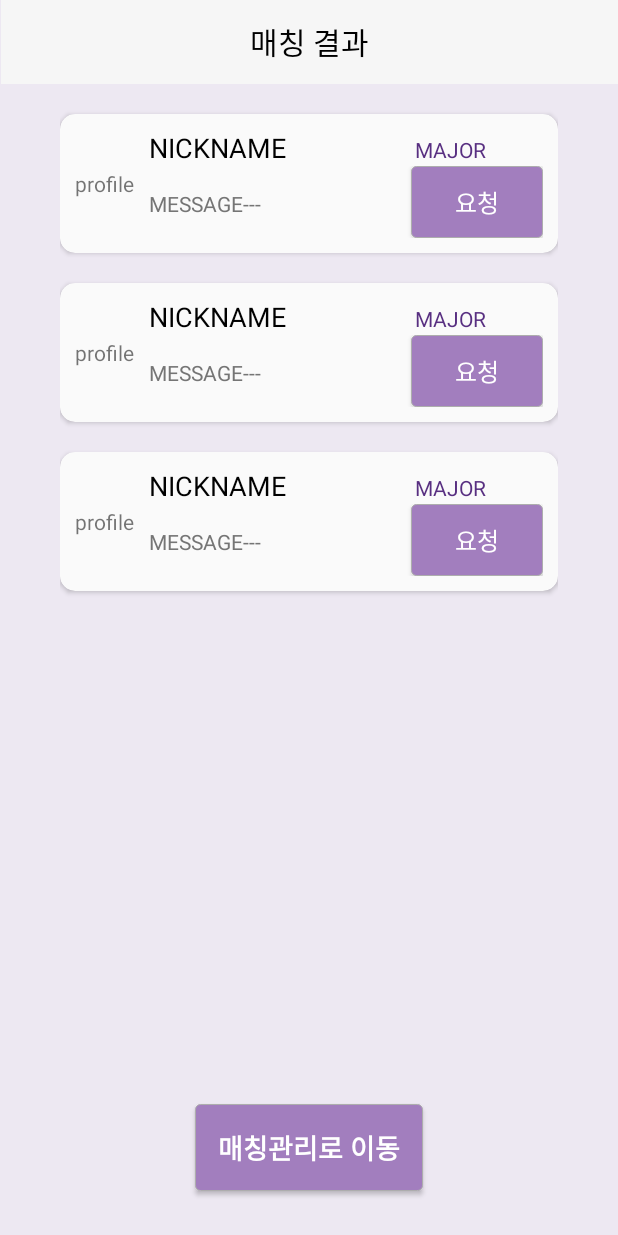
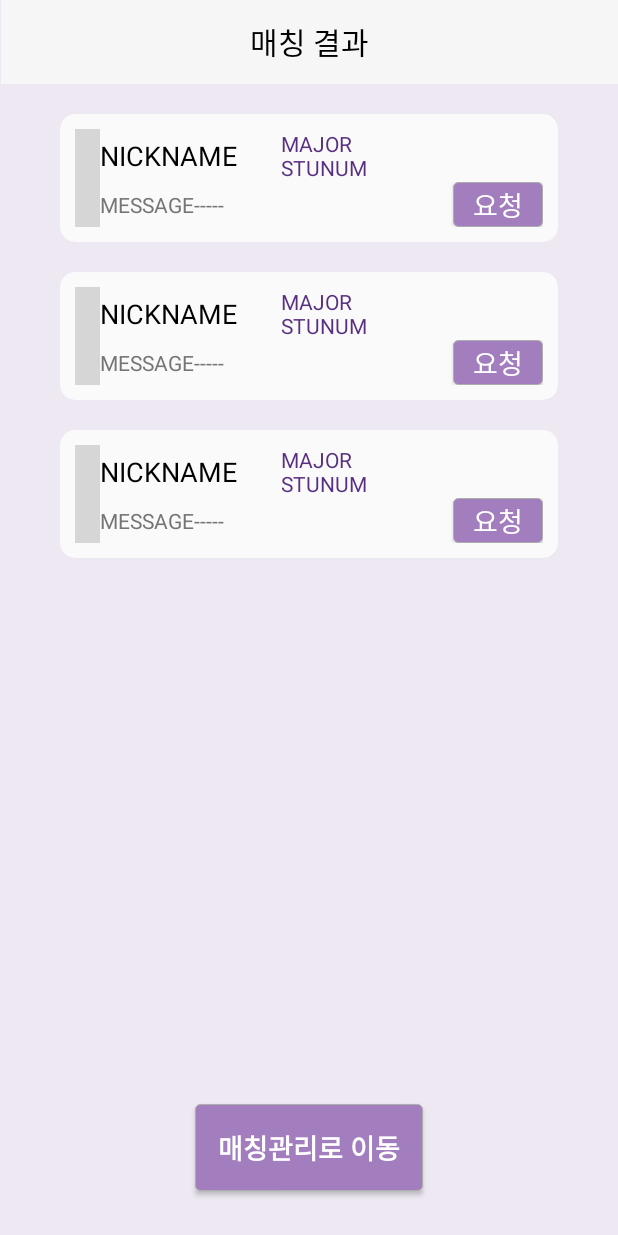
Before and after one commit to SujungMate/SujungMate-Android, an Android app: the layout activity_mate_search.xml on its own in the app's theme, with its tools: preview values and no code run, on a phone screen of 412 x 824 dp. Run offline under Robolectric (Android 15) with nearby library versions, the light colour scheme and no system bars; grey boxes are pictures that could not be loaded.

Commit message:
작업 : 검색 결과 없음 완료, 보낸 요청 처리 과정 진행중 수정 : xml수정 - cardView 디자인, 소분류

```diff
--- a/app/build.gradle
+++ b/app/build.gradle
@@ -14,6 +14,7 @@ android {
         targetSdkVersion 30
         versionCode 1
         versionName "1.0"
+        vectorDrawables.useSupportLibrary = true
 
         testInstrumentationRunner "androidx.test.runner.AndroidJUnitRunner"
     }
--- /dev/null
+++ b/app/src/main/res/drawable/button_deactivation.xml
@@ -0,0 +1,9 @@
+<?xml version="1.0" encoding="utf-8"?>
+<shape xmlns:android="http://schemas.android.com/apk/res/android">
+    android:shape="rectangle">
+    <solid android:color="#858585" />
+    <corners android:radius="3dp" />
+    <stroke
+        android:width="0.3dp"
+        android:color="#ADADAD" />
+</shape>
--- /dev/null
+++ b/app/src/main/res/drawable/ic_baseline_error_outline_24.xml
@@ -0,0 +1,5 @@
+<vector android:height="120dp" android:tint="#656565"
+    android:viewportHeight="24" android:viewportWidth="24"
+    android:width="120dp" xmlns:android="http://schemas.android.com/apk/res/android">
+    <path android:fillColor="@android:color/white" android:pathData="M11,15h2v2h-2zM11,7h2v6h-2zM11.99,2C6.47,2 2,6.48 2,12s4.47,10 9.99,10C17.52,22 22,17.52 22,12S17.52,2 11.99,2zM12,20c-4.42,0 -8,-3.58 -8,-8s3.58,-8 8,-8 8,3.58 8,8 -3.58,8 -8,8z"/>
+</vector>
--- a/app/src/main/res/layout/activity_mate_search.xml
+++ b/app/src/main/res/layout/activity_mate_search.xml
@@ -64,11 +64,38 @@
         android:layout_height="0dp"
         android:layout_marginBottom="10dp"
         android:paddingTop="10dp"
+        app:layoutManager="androidx.recyclerview.widget.LinearLayoutManager"
         app:layout_constraintBottom_toTopOf="@+id/goMateManage"
         app:layout_constraintEnd_toStartOf="@+id/guideline7"
         app:layout_constraintStart_toStartOf="@+id/guideline5"
         app:layout_constraintTop_toBottomOf="@+id/toolbar_mateSearch"
         tools:listitem="@layout/user_item" />
 
+    <ImageView
+        android:id="@+id/errorImg"
+        android:layout_width="wrap_content"
+        android:layout_height="wrap_content"
+        android:visibility="gone"
+        app:layout_constraintBottom_toTopOf="@+id/goMateManage"
+        app:layout_constraintEnd_toStartOf="@+id/guideline7"
+        app:layout_constraintStart_toStartOf="@+id/guideline5"
+        app:layout_constraintTop_toBottomOf="@+id/toolbar_mateSearch"
+        app:layout_constraintVertical_bias="0.3"
+        app:srcCompat="@drawable/ic_baseline_error_outline_24" />
+
+    <TextView
+        android:id="@+id/noResult"
+        android:layout_width="wrap_content"
+        android:layout_height="wrap_content"
+        android:text="@string/text_error_noMatch"
+        android:textColor="#656565"
+        android:textSize="24sp"
+        android:visibility="gone"
+        app:layout_constraintBottom_toTopOf="@+id/goMateManage"
+        app:layout_constraintEnd_toStartOf="@+id/guideline7"
+        app:layout_constraintStart_toStartOf="@+id/guideline5"
+        app:layout_constraintTop_toBottomOf="@+id/errorImg"
+        app:layout_constraintVertical_bias="0.1" />
+
 
 </androidx.constraintlayout.widget.ConstraintLayout>
--- a/app/src/main/res/layout/user_item.xml
+++ b/app/src/main/res/layout/user_item.xml
@@ -1,6 +1,7 @@
 <?xml version="1.0" encoding="utf-8"?>
 <androidx.cardview.widget.CardView xmlns:android="http://schemas.android.com/apk/res/android"
     xmlns:app="http://schemas.android.com/apk/res-auto"
+    xmlns:tools="http://schemas.android.com/tools"
     android:layout_width="match_parent"
     android:layout_height="wrap_content"
     android:layout_marginTop="10dp"
@@ -13,68 +14,77 @@
         android:layout_width="match_parent"
         android:layout_height="match_parent"
         android:orientation="horizontal"
-        android:padding="10dp">
+        android:padding="10dp"
+        android:weightSum="10">
 
-        <TextView
-            android:id="@+id/tv_PROFILE"
+        <ImageView
+            android:id="@+id/iv_PROFILE"
+            android:layout_width="wrap_content"
+            android:layout_height="match_parent"
+            android:layout_weight="1"
+            tools:srcCompat="@tools:sample/avatars" />
+
+        <LinearLayout
             android:layout_width="wrap_content"
             android:layout_height="wrap_content"
-            android:layout_gravity="center"
-            android:layout_marginRight="10dp"
-            android:text="profile" />
-
-        <LinearLayout
-            android:layout_width="match_parent"
-            android:layout_height="wrap_content"
-            android:orientation="vertical">
+            android:layout_weight="9"
+            android:orientation="vertical"
+            android:weightSum="10">
 
             <LinearLayout
                 android:layout_width="match_parent"
                 android:layout_height="match_parent"
-                android:layout_weight="1"
-                android:orientation="horizontal">
+                android:layout_weight="7"
+                android:gravity="center"
+                android:orientation="horizontal"
+                android:weightSum="10">
 
                 <TextView
                     android:id="@+id/tv_NAME"
                     android:layout_width="wrap_content"
                     android:layout_height="wrap_content"
-                    android:layout_weight="1"
+                    android:layout_weight="2"
+                    android:singleLine="false"
                     android:text="NICKNAME"
                     android:textColor="@color/black"
                     android:textSize="18sp" />
 
                 <TextView
                     android:id="@+id/tv_MAJOR"
-                    android:layout_width="0dp"
+                    android:layout_width="wrap_content"
                     android:layout_height="wrap_content"
-                    android:layout_weight="1"
-                    android:text="MAJOR"
-                    android:textColor="#582F81" />
+                    android:layout_weight="8"
+                    android:text="MAJOR\nSTUNUM"
+                    android:textColor="#582F81"
+                    app:autoSizeTextType="uniform" />
 
             </LinearLayout>
 
             <LinearLayout
                 android:layout_width="match_parent"
                 android:layout_height="match_parent"
-                android:layout_weight="1"
+                android:layout_weight="3"
+                android:gravity="center"
                 android:orientation="horizontal">
 
                 <TextView
                     android:id="@+id/tv_MESSAGE"
-                    android:layout_width="0dp"
+                    android:layout_width="wrap_content"
                     android:layout_height="wrap_content"
                     android:layout_weight="1"
-                    android:text="MESSAGE---"
+                    android:ellipsize="end"
+                    android:maxLines="1"
+                    android:text="MESSAGE-----"
                     android:textColor="#757575" />
 
                 <Button
                     android:id="@+id/bt_REQUEST"
-                    android:layout_width="wrap_content"
-                    android:layout_height="wrap_content"
+                    android:layout_width="60dp"
+                    android:layout_height="30dp"
                     android:background="@drawable/button_radius_3_purple"
                     android:text="요청"
                     android:textColor="@color/white"
-                    android:textSize="16sp" />
+                    android:textSize="18sp" />
             </LinearLayout>
 
         </LinearLayout>
--- a/app/src/main/res/values/interest_sub_category.xml
+++ b/app/src/main/res/values/interest_sub_category.xml
@@ -1,7 +1,10 @@
 <?xml version="1.0" encoding="utf-8"?>
 <resources>
+    <string-array name="sub_category_title">
+        <item>소분류</item>
+    </string-array>
+
     <string-array name="sub_category_entertainment">
-        <!--        <item>소분류</item>-->
         <item>문학·책</item>
         <item>영화</item>
         <item>미술·디자인</item>
@@ -14,7 +17,6 @@
     </string-array>
 
     <string-array name="sub_category_dailyLife">
-        <!--        <item>소분류</item>-->
         <item>일상·생각</item>
         <item>애완·반려동물</item>
         <item>좋은글·이미지</item>
@@ -26,7 +28,6 @@
     </string-array>
 
     <string-array name="sub_category_hobby">
-        <!--        <item>소분류</item>-->
         <item>게임</item>
         <item>스포츠</item>
         <item>사진</item>
@@ -38,7 +39,6 @@
     </string-array>
 
     <string-array name="sub_category_knowledge">
-        <!--        <item>소분류</item>-->
         <item>IT·컴퓨터</item>
         <item>사회·정치</item>
         <item>건강·의학</item>
--- a/app/src/main/res/values/strings.xml
+++ b/app/src/main/res/values/strings.xml
@@ -55,5 +55,6 @@
     <string name="text_goMatch">매칭하기</string>
     <string name="title_mateSearch">매칭 결과</string>
     <string name="text_goMateManage">매칭관리로 이동</string>
+    <string name="text_error_noMatch">검색 결과가 없습니다.</string>
 
 </resources>
```
